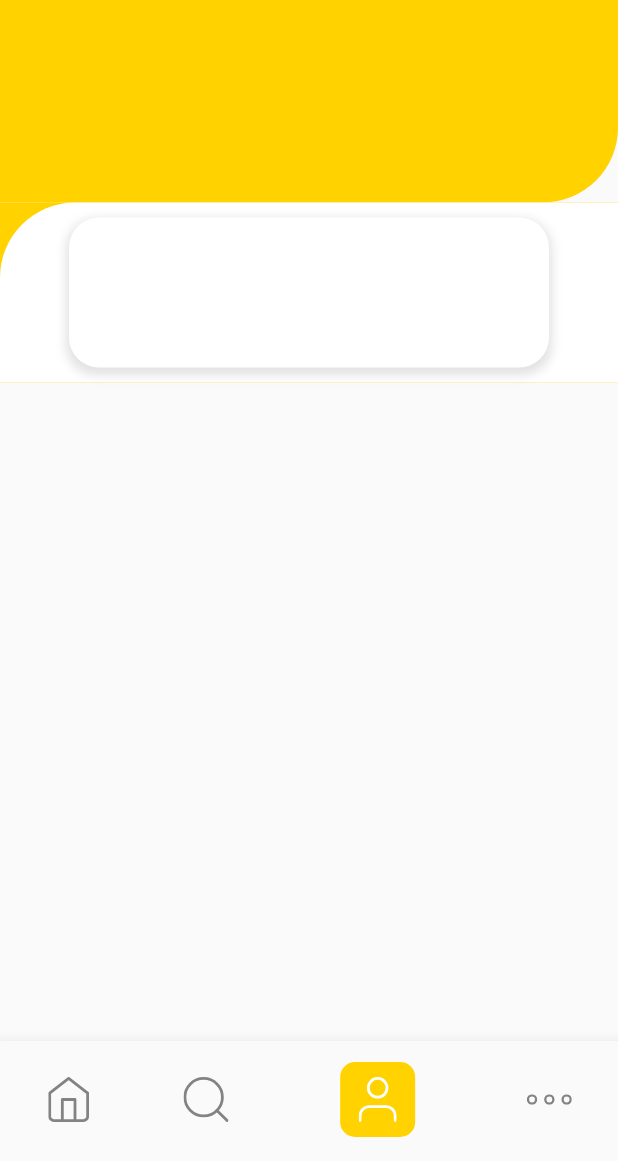
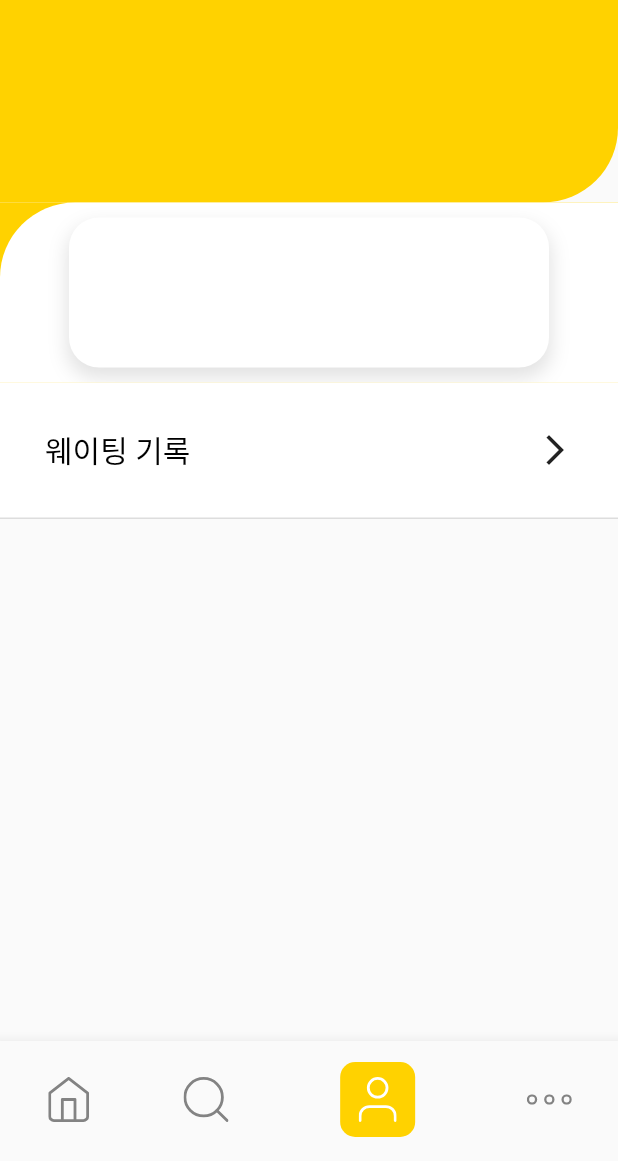
Before and after one commit to SuhyungK/Simollu, a Flutter app: the screen it shows after launch, item 3 of the bottom bar chosen, on a phone screen of 412 x 824 dp, the part 75-1236 px from its top. Run offline on Flutter 3.47's test engine with Material 2 defaults, Android fonts, the phone set to English and light mode, and no system bars; our stand-ins replace flutter_svg, get.

Commit message:
[FE] feat: 웨이팅 기록 버튼 구현

```diff
--- a/simollu_front/lib/views/my_page.dart
+++ b/simollu_front/lib/views/my_page.dart
@@ -1,6 +1,4 @@
 import 'package:flutter/material.dart';
-
-import '../widgets/nav_bar.dart';
 
 class MyPage extends StatefulWidget {
   const MyPage({super.key});
@@ -43,6 +41,8 @@ class MyPageState extends State<MyPage> with SingleTickerProviderStateMixin {
       body: SizedBox(
         child: Column(
           children: [
+            // 노란색 박스
+            // 프로필 이미지, 닉네임, 화살표 버튼
             Container(
               height: 135,
               decoration: BoxDecoration(
@@ -52,6 +52,8 @@ class MyPageState extends State<MyPage> with SingleTickerProviderStateMixin {
                 color: Color(0xFFFFD200),
               ),
             ),
+            // 흰색 박스
+            // 포크 수, 관심 매장 수, 작성 리뷰 수
             Container(
               height: 120,
               decoration: BoxDecoration(
@@ -76,15 +78,50 @@ class MyPageState extends State<MyPage> with SingleTickerProviderStateMixin {
                       boxShadow: [
                         BoxShadow(
                           color: Colors.grey.withOpacity(0.3),
-                          spreadRadius: 1.5,
-                          blurRadius: 5,
-                          offset: Offset(0, 3),
+                          spreadRadius: 1,
+                          blurRadius: 10,
+                          offset: Offset(0, 6),
                         )
                       ],
                     ),
                   ),
                 ),
               ),
+            ),
+            // 리스트
+            Column(
+              children: [
+                GestureDetector(
+                  onTap: () {
+                    print('웨이팅 기록');
+                  },
+                  child: Container(
+                    padding: EdgeInsets.all(30),
+                    decoration: BoxDecoration(
+                      color: Colors.white,
+                      border: Border(
+                        bottom: BorderSide(
+                          color: Color(0xFFDDDDDD),
+                          width: 1,
+                        ),
+                      ),
+                    ),
+                    child: Row(
+                      mainAxisAlignment: MainAxisAlignment.spaceBetween,
+                      children: const [
+                        Text(
+                          '웨이팅 기록',
+                          style: TextStyle(
+                            color: Colors.black,
+                            fontSize: 20,
+                          ),
+                        ),
+                        Icon(Icons.arrow_forward_ios_outlined),
+                      ],
+                    ),
+                  ),
+                ),
+              ],
             ),
           ],
         ),
```
